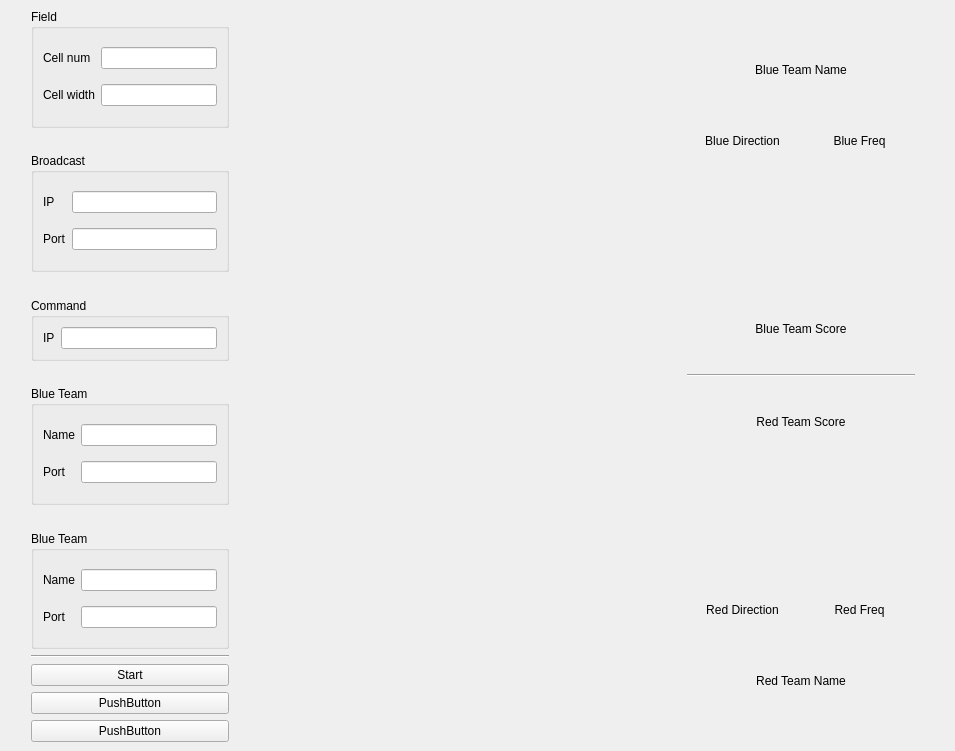
First picture: the form in src/mainwindow.ui, repository courseworks/AP1401-1-FinalProject, before the edit.
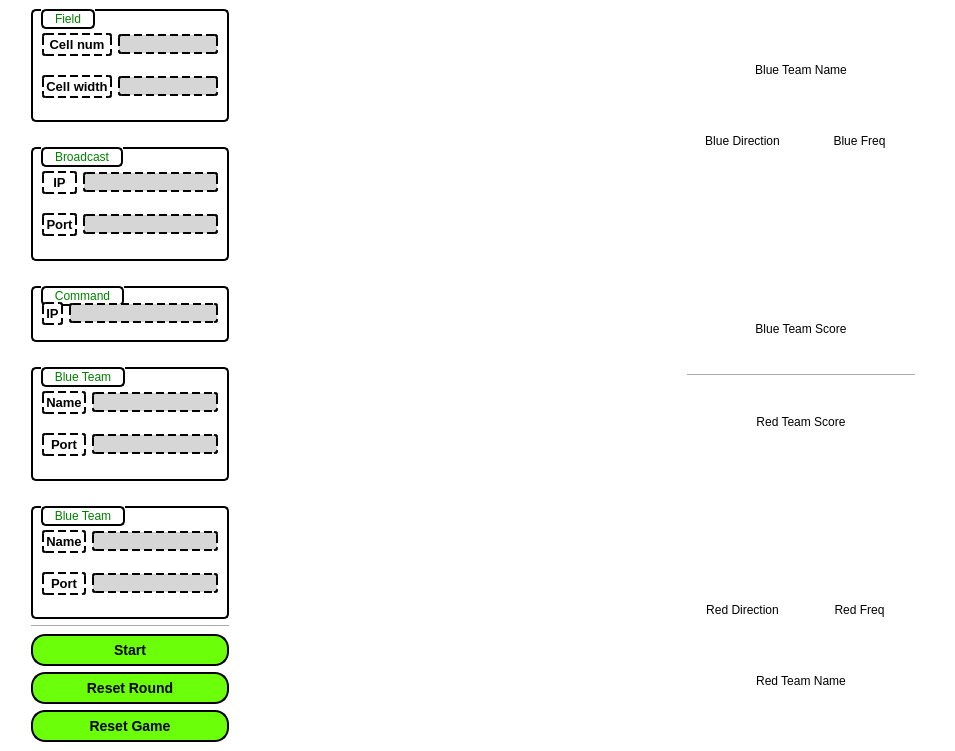
Second picture: the form after the edit.

Commit message: [gui] add stylesheet for config widget

What changed in the file:
```diff
--- a/src/mainwindow.ui
+++ b/src/mainwindow.ui
@@ -14,6 +14,9 @@
    <string>MainWindow</string>
   </property>
   <widget class="QWidget" name="centralwidget">
+   <property name="styleSheet">
+    <string notr="true">background-color: white;</string>
+   </property>
    <layout class="QGridLayout" name="gridLayout_8" columnstretch="1,4,20,3,1">
     <item row="0" column="0">
      <spacer name="horizontalSpacer">
@@ -30,6 +33,60 @@
     </item>
     <item row="0" column="1">
      <widget class="QWidget" name="widget_config" native="true">
+      <property name="styleSheet">
+       <string notr="true">QGroupBox {
+    border: 2px solid black;
+	border-radius: 5px;
+    margin-top: 1em;
+}
+
+QGroupBox::title {
+	border: 2px solid black;
+	border-radius: 5px;
+	color: green;
+    subcontrol-origin: margin;
+    left: 10;
+    padding: 1 10 1 10;
+}
+
+QLabel {
+    border: 2px dashed black;
+    padding: 2px;
+    border-radius: 3px;
+	font: bold 13px;
+}
+
+QLineEdit {
+    border: 2px dashed black;
+    border-radius: 3px;
+    padding: 0 8px;
+    background: rgb(214, 214, 214);
+    selection-background-color: darkgray;
+}
+
+QPushButton {
+    background-color: rgb(107, 255, 10);
+    border: 2px solid black;
+    border-radius: 14px;
+    font: bold 14px;
+    padding: 6px;
+}
+QPushButton:hover {
+    background-color: rgb(15, 172, 0);
+    border: 2px solid black;
+    border-radius: 14px;
+    font: bold 14px;
+    padding: 6px;
+}
+QPushButton:pressed {
+    background-color: rgb(15, 172, 0);
+    border: 3px solid black;
+    border-radius: 14px;
+    font: bold 15px;
+    padding: 6px;
+}
+</string>
+      </property>
       <layout class="QGridLayout" name="gridLayout_6" rowstretch="6,1,6,1,3,1,6,1,6,1,1,1,1">
        <property name="leftMargin">
         <number>0</number>
@@ -60,6 +117,9 @@
             <property name="text">
              <string>Cell width</string>
             </property>
+            <property name="alignment">
+             <set>Qt::AlignCenter</set>
+            </property>
            </widget>
           </item>
           <item row="0" column="0">
@@ -67,6 +127,9 @@
             <property name="text">
              <string>Cell num</string>
             </property>
+            <property name="alignment">
+             <set>Qt::AlignCenter</set>
+            </property>
            </widget>
           </item>
          </layout>
@@ -80,7 +143,7 @@
          <property name="sizeHint" stdset="0">
           <size>
            <width>198</width>
-           <height>12</height>
+           <height>2</height>
           </size>
          </property>
         </spacer>
@@ -96,6 +159,9 @@
             <property name="text">
              <string>IP</string>
             </property>
+            <property name="alignment">
+             <set>Qt::AlignCenter</set>
+            </property>
            </widget>
           </item>
           <item row="0" column="1">
@@ -106,6 +172,9 @@
             <property name="text">
              <string>Port</string>
             </property>
+            <property name="alignment">
+             <set>Qt::AlignCenter</set>
+            </property>
            </widget>
           </item>
           <item row="1" column="1">
@@ -122,7 +191,7 @@
          <property name="sizeHint" stdset="0">
           <size>
            <width>198</width>
-           <height>11</height>
+           <height>2</height>
           </size>
          </property>
         </spacer>
@@ -141,6 +210,9 @@
             <property name="text">
              <string>IP</string>
             </property>
+            <property name="alignment">
+             <set>Qt::AlignCenter</set>
+            </property>
            </widget>
           </item>
          </layout>
@@ -154,7 +226,7 @@
          <property name="sizeHint" stdset="0">
           <size>
            <width>198</width>
-           <height>12</height>
+           <height>2</height>
           </size>
          </property>
         </spacer>
@@ -170,6 +242,9 @@
             <property name="text">
              <string>Name</string>
             </property>
+            <property name="alignment">
+             <set>Qt::AlignCenter</set>
+            </property>
            </widget>
           </item>
           <item row="0" column="1">
@@ -180,6 +255,9 @@
             <property name="text">
              <string>Port</string>
             </property>
+            <property name="alignment">
+             <set>Qt::AlignCenter</set>
+            </property>
            </widget>
           </item>
           <item row="1" column="1">
@@ -196,7 +274,7 @@
          <property name="sizeHint" stdset="0">
           <size>
            <width>198</width>
-           <height>12</height>
+           <height>2</height>
           </size>
          </property>
         </spacer>
@@ -212,6 +290,9 @@
             <property name="text">
              <string>Name</string>
             </property>
+            <property name="alignment">
+             <set>Qt::AlignCenter</set>
+            </property>
            </widget>
           </item>
           <item row="0" column="1">
@@ -222,6 +303,9 @@
             <property name="text">
              <string>Port</string>
             </property>
+            <property name="alignment">
+             <set>Qt::AlignCenter</set>
+            </property>
            </widget>
           </item>
           <item row="1" column="1">
@@ -247,14 +331,14 @@
        <item row="11" column="0">
         <widget class="QPushButton" name="pushButton_resetround">
          <property name="text">
-          <string>PushButton</string>
+          <string>Reset Round</string>
          </property>
         </widget>
        </item>
        <item row="12" column="0">
         <widget class="QPushButton" name="pushButton_resetgame">
          <property name="text">
-          <string>PushButton</string>
+          <string>Reset Game</string>
          </property>
         </widget>
        </item>
```
